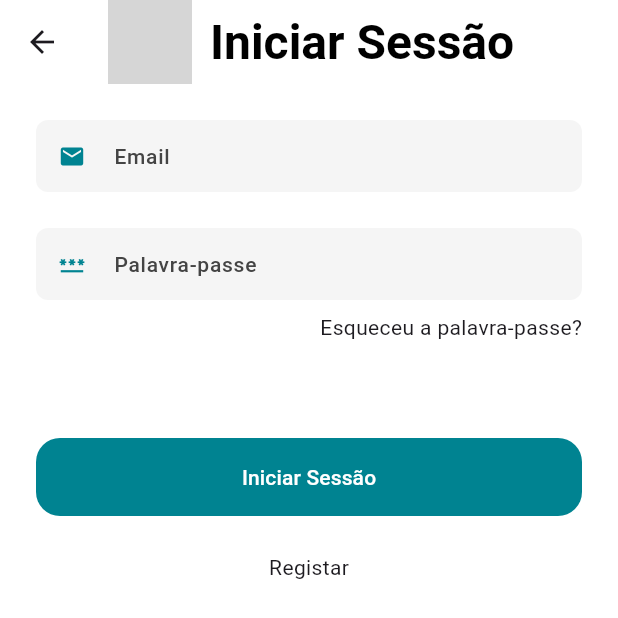
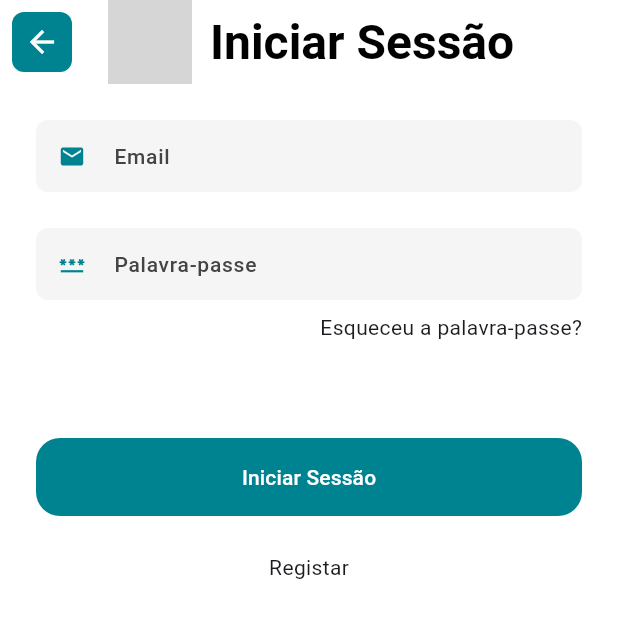
Before and after one commit to tiagotunes/marina, a Flutter app: the SignIn screen opened by its route, on a phone screen of 412 x 824 dp. Shown: the top 618 px of the screen. Run offline on Flutter 3.47's test engine with Material 3 defaults, Android fonts, the phone set to English and light mode, and no system bars; our stand-ins replace dots_indicator, flutter_riverpod, fluttertoast, riverpod_annotation, salomon_bottom_bar, shared_preferences; accounts and stored records are empty; generated files the repository leaves out were written again; Roboto replaces fonts that are missing (Jura); grey boxes are pictures that could not be loaded.

Commit message:
Few Changes & clean code

```diff
--- /dev/null
+++ b/marina/lib/common/utils/themes/icon_button_theme.dart
@@ -0,0 +1,14 @@
+import 'package:flutter/material.dart';
+import 'package:marina/common/utils/colours.dart';
+
+class MarinaIconButtonTheme {
+  static IconButtonThemeData lighIconButtonTheme = IconButtonThemeData(
+    style: IconButton.styleFrom(
+      backgroundColor: Colours.lightThemePrimaryColour,
+      foregroundColor: Colours.lightThemeWhiteColour,
+      shape: RoundedRectangleBorder(
+        borderRadius: BorderRadiusGeometry.circular(8),
+      ),
+    ),
+  );
+}
--- a/marina/lib/common/utils/themes/theme.dart
+++ b/marina/lib/common/utils/themes/theme.dart
@@ -2,6 +2,7 @@ import 'package:flutter/material.dart';
 import 'package:marina/common/utils/colours.dart';
 import 'package:marina/common/utils/text.dart';
 import 'package:marina/common/utils/themes/app_bar_theme.dart';
+import 'package:marina/common/utils/themes/icon_button_theme.dart';
 import 'package:marina/common/utils/themes/input_theme.dart';
 
 class MAppTheme {
@@ -9,6 +10,7 @@ class MAppTheme {
     appBarTheme: MarinaAppBarTheme.lightAppBarTheme,
     brightness: Brightness.light,
     fontFamily: TextStyles.fontFamily,
+    iconButtonTheme: MarinaIconButtonTheme.lighIconButtonTheme,
     inputDecorationTheme: InputTheme.lightInputTheme,
     scaffoldBackgroundColor: Colours.lightThemeWhiteColour,
   );
--- a/marina/lib/common/widgets/search_bar.dart
+++ b/marina/lib/common/widgets/search_bar.dart
@@ -1,17 +1,19 @@
 import 'package:flutter/material.dart';
 import 'package:marina/common/widgets/text_field.dart';
 
-Widget searchBar() {
+Widget searchBar({VoidCallback? func}) {
   return Row(
     children: [
       Expanded(
-        // width: 300,
         child: textField(
           suffix: Icon(Icons.search_rounded),
           hint: "Pesquisar",
           func: (value) {},
         ),
       ),
+      SizedBox(width: 16),
+      IconButton(onPressed: func ?? () {}, icon: Icon(Icons.tune_rounded)),
+      //
     ],
   );
 }
--- a/marina/lib/features/home/view/home.dart
+++ b/marina/lib/features/home/view/home.dart
@@ -23,7 +23,7 @@ class Home extends StatelessWidget {
                 style: TextStyle(fontSize: 24, fontWeight: FontWeight.w700),
               ),
               Padding(
-                padding: const EdgeInsets.symmetric(horizontal: 24.0),
+                padding: const EdgeInsets.symmetric(vertical: 24),
                 child: searchBar(),
               ),
             ],
```
Also changed, not shown: marina/lib/features/on_boarding/view/on_boarding.dart (+13 -9 lines), marina/lib/features/on_boarding/view/widgets/on_boarding_page.dart (+19 -8 lines).
